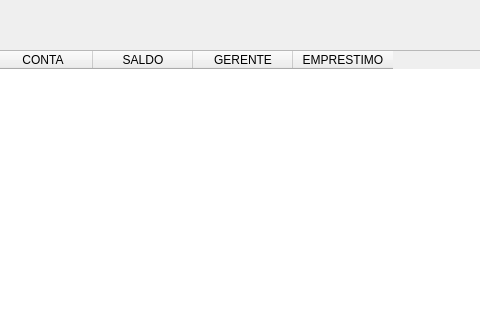
Old version of the form BankWindows/Projects/ViewCliente.ui in the repository JoaoManoelVK/Projeto-Banco; both pictures show x 158 to 638 and y 0 to 320 of the 1000 by 500 pixel window.
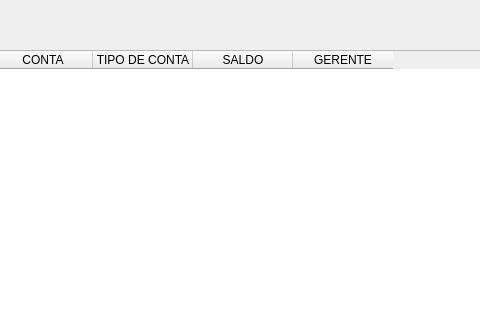
New version of the form. Icons and pictures are not drawn.

What changed in the file:
```diff
--- a/BankWindows/Projects/ViewCliente.ui
+++ b/BankWindows/Projects/ViewCliente.ui
@@ -64,6 +64,11 @@
       <string>CONTA</string>
      </property>
     </column>
+    <column>
+     <property name="text">
+      <string>TIPO DE CONTA</string>
+     </property>
+    </column>
     <column>
      <property name="text">
       <string>SALDO</string>
@@ -74,11 +79,6 @@
       <string>GERENTE</string>
      </property>
     </column>
-    <column>
-     <property name="text">
-      <string>EMPRESTIMO</string>
-     </property>
-    </column>
    </widget>
    <widget class="QPushButton" name="pushButton">
     <property name="geometry">
```
Left out of the diff: 2 changed lines with no effect on the pictures.
